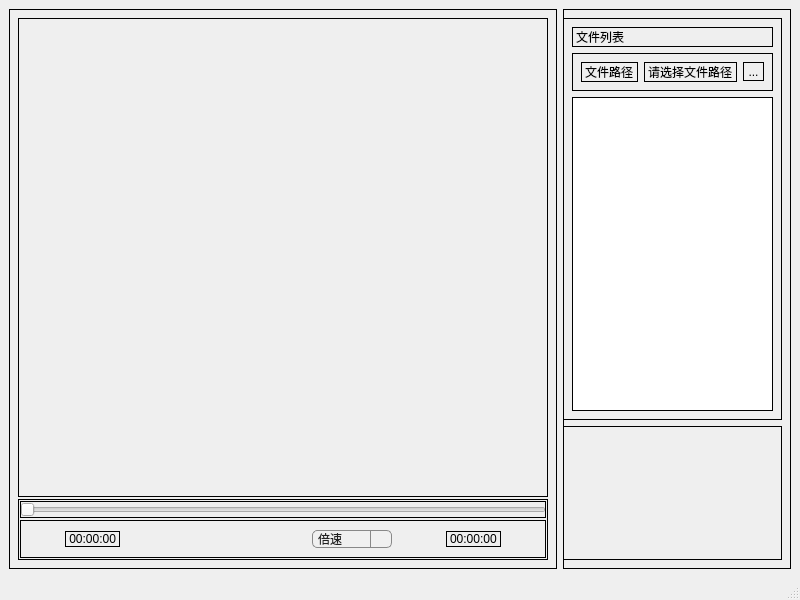
Above: mainwindow.ui from Liucxiong/Player before the change. Below: the same form after it.
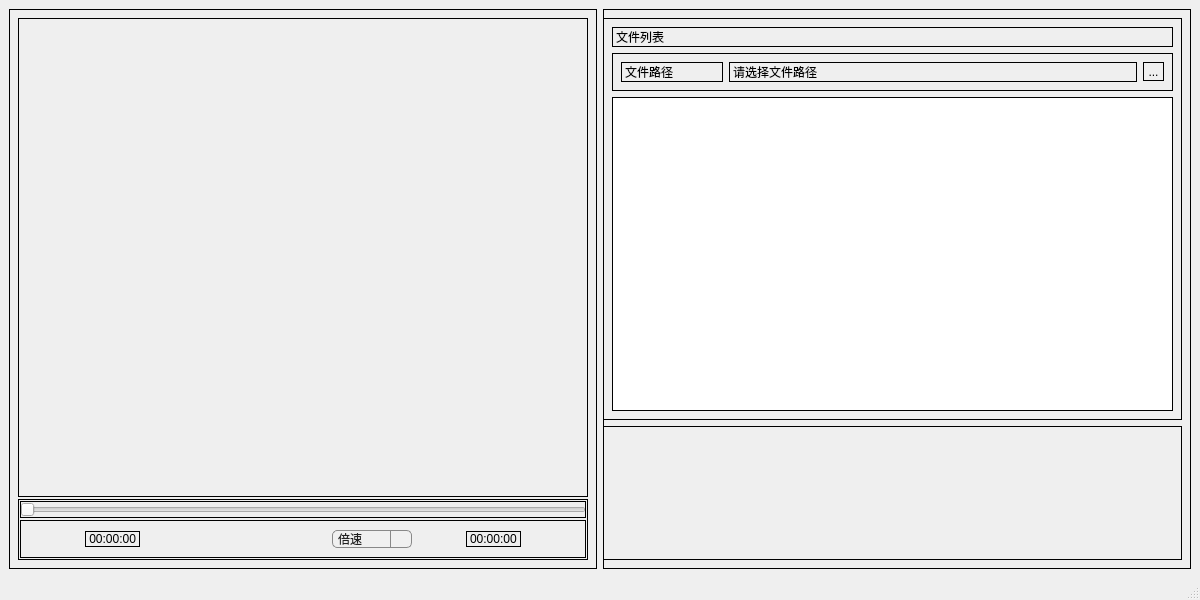
That is the form after the change. Icons and pictures are not drawn.

Commit message: 修复了文件列表可以横向无限拉伸的问题

Patch:
```diff
--- a/mainwindow.ui
+++ b/mainwindow.ui
@@ -9,7 +9,7 @@
    <rect>
     <x>0</x>
     <y>0</y>
-    <width>800</width>
+    <width>1200</width>
     <height>600</height>
    </rect>
   </property>
@@ -21,7 +21,7 @@
   </property>
   <property name="maximumSize">
    <size>
-    <width>1000</width>
+    <width>1200</width>
     <height>600</height>
    </size>
   </property>
@@ -33,115 +33,8 @@
     <normaloff>:/icons/icons/winIcon.svg</normaloff>:/icons/icons/winIcon.svg</iconset>
   </property>
   <widget class="QWidget" name="centralwidget">
-   <layout class="QGridLayout" name="gridLayout" columnstretch="2,0">
-    <item row="0" column="1">
-     <layout class="QVBoxLayout" name="verticalLayout">
-      <item>
-       <widget class="QWidget" name="widget" native="true">
-        <property name="styleSheet">
-         <string notr="true">border: 1px solid black;
-</string>
-        </property>
-        <layout class="QVBoxLayout" name="verticalLayout_2" stretch="3,1">
-         <property name="leftMargin">
-          <number>0</number>
-         </property>
-         <item>
-          <widget class="QWidget" name="widget_3" native="true">
-           <layout class="QVBoxLayout" name="verticalLayout_3" stretch="0,0,8">
-            <item>
-             <widget class="QLabel" name="label_3">
-              <property name="text">
-               <string>文件列表</string>
-              </property>
-             </widget>
-            </item>
-            <item>
-             <widget class="QWidget" name="widget_4" native="true">
-              <layout class="QHBoxLayout" name="horizontalLayout_2" stretch="1,4,0">
-               <item>
-                <widget class="QLabel" name="label_5">
-                 <property name="text">
-                  <string>文件路径</string>
-                 </property>
-                </widget>
-               </item>
-               <item>
-                <widget class="QLabel" name="label_4">
-                 <property name="text">
-                  <string>请选择文件路径</string>
-                 </property>
-                </widget>
-               </item>
-               <item>
-                <widget class="QToolButton" name="toolButton">
-                 <property name="text">
-                  <string>...</string>
-                 </property>
-                </widget>
-               </item>
-              </layout>
-             </widget>
-            </item>
-            <item>
-             <widget class="QTableWidget" name="tableWidget">
-              <property name="sizePolicy">
-               <sizepolicy hsizetype="MinimumExpanding" vsizetype="MinimumExpanding">
-                <horstretch>0</horstretch>
-                <verstretch>0</verstretch>
-               </sizepolicy>
-              </property>
-              <property name="autoFillBackground">
-               <bool>false</bool>
-              </property>
-              <property name="sizeAdjustPolicy">
-               <enum>QAbstractScrollArea::AdjustToContents</enum>
-              </property>
-              <property name="editTriggers">
-               <set>QAbstractItemView::NoEditTriggers</set>
-              </property>
-              <property name="selectionMode">
-               <enum>QAbstractItemView::SingleSelection</enum>
-              </property>
-              <property name="selectionBehavior">
-               <enum>QAbstractItemView::SelectRows</enum>
-              </property>
-              <property name="showGrid">
-               <bool>false</bool>
-              </property>
-              <attribute name="horizontalHeaderVisible">
-               <bool>true</bool>
-              </attribute>
-              <attribute name="horizontalHeaderCascadingSectionResizes">
-               <bool>false</bool>
-              </attribute>
-              <attribute name="horizontalHeaderStretchLastSection">
-               <bool>true</bool>
-              </attribute>
-              <attribute name="verticalHeaderVisible">
-               <bool>false</bool>
-              </attribute>
-             </widget>
-            </item>
-           </layout>
-          </widget>
-         </item>
-         <item>
-          <widget class="QLabel" name="label_2">
-           <property name="text">
-            <string/>
-           </property>
-           <property name="alignment">
-            <set>Qt::AlignLeading|Qt::AlignLeft|Qt::AlignVCenter</set>
-           </property>
-          </widget>
-         </item>
-        </layout>
-       </widget>
-      </item>
-     </layout>
-    </item>
-    <item row="0" column="0">
+   <layout class="QHBoxLayout" name="horizontalLayout_3">
+    <item>
      <widget class="QWidget" name="widget_5" native="true">
       <property name="sizePolicy">
        <sizepolicy hsizetype="Preferred" vsizetype="Preferred">
@@ -643,6 +536,121 @@
       </layout>
      </widget>
     </item>
+    <item>
+     <widget class="QWidget" name="widget" native="true">
+      <property name="sizePolicy">
+       <sizepolicy hsizetype="Preferred" vsizetype="Preferred">
+        <horstretch>0</horstretch>
+        <verstretch>0</verstretch>
+       </sizepolicy>
+      </property>
+      <property name="styleSheet">
+       <string notr="true">border: 1px solid black;
+</string>
+      </property>
+      <layout class="QVBoxLayout" name="verticalLayout_2" stretch="3,1">
+       <property name="leftMargin">
+        <number>0</number>
+       </property>
+       <item>
+        <widget class="QWidget" name="widget_3" native="true">
+         <layout class="QVBoxLayout" name="verticalLayout_3" stretch="0,0,8">
+          <item>
+           <widget class="QLabel" name="label_3">
+            <property name="text">
+             <string>文件列表</string>
+            </property>
+           </widget>
+          </item>
+          <item>
+           <widget class="QWidget" name="widget_4" native="true">
+            <layout class="QHBoxLayout" name="horizontalLayout_2" stretch="1,4,0">
+             <item>
+              <widget class="QLabel" name="label_5">
+               <property name="text">
+                <string>文件路径</string>
+               </property>
+              </widget>
+             </item>
+             <item>
+              <widget class="QLabel" name="label_4">
+               <property name="text">
+                <string>请选择文件路径</string>
+               </property>
+              </widget>
+             </item>
+             <item>
+              <widget class="QToolButton" name="toolButton">
+               <property name="text">
+                <string>...</string>
+               </property>
+              </widget>
+             </item>
+            </layout>
+           </widget>
+          </item>
+          <item>
+           <widget class="QTableWidget" name="tableWidget">
+            <property name="sizePolicy">
+             <sizepolicy hsizetype="Preferred" vsizetype="Preferred">
+              <horstretch>0</horstretch>
+              <verstretch>0</verstretch>
+             </sizepolicy>
+            </property>
+            <property name="minimumSize">
+             <size>
+              <width>280</width>
+              <height>0</height>
+             </size>
+            </property>
+            <property name="autoFillBackground">
+             <bool>false</bool>
+            </property>
+            <property name="sizeAdjustPolicy">
+             <enum>QAbstractScrollArea::AdjustToContents</enum>
+            </property>
+            <property name="editTriggers">
+             <set>QAbstractItemView::NoEditTriggers</set>
+            </property>
+            <property name="selectionMode">
+             <enum>QAbstractItemView::SingleSelection</enum>
+            </property>
+            <property name="selectionBehavior">
+             <enum>QAbstractItemView::SelectRows</enum>
+            </property>
+            <property name="showGrid">
+             <bool>false</bool>
+            </property>
+            <attribute name="horizontalHeaderVisible">
+             <bool>true</bool>
+            </attribute>
+            <attribute name="horizontalHeaderCascadingSectionResizes">
+             <bool>false</bool>
+            </attribute>
+            <attribute name="horizontalHeaderStretchLastSection">
+             <bool>true</bool>
+            </attribute>
+            <attribute name="verticalHeaderVisible">
+             <bool>false</bool>
+            </attribute>
+           </widget>
+          </item>
+         </layout>
+        </widget>
+       </item>
+       <item>
+        <widget class="QLabel" name="label_2">
+         <property name="text">
+          <string/>
+         </property>
+         <property name="alignment">
+          <set>Qt::AlignLeading|Qt::AlignLeft|Qt::AlignVCenter</set>
+         </property>
+        </widget>
+       </item>
+      </layout>
+     </widget>
+    </item>
    </layout>
   </widget>
   <widget class="QMenuBar" name="menubar">
```
Left out of the diff: 2 changed lines with no effect on the pictures. The commit also changes 3 other files.
